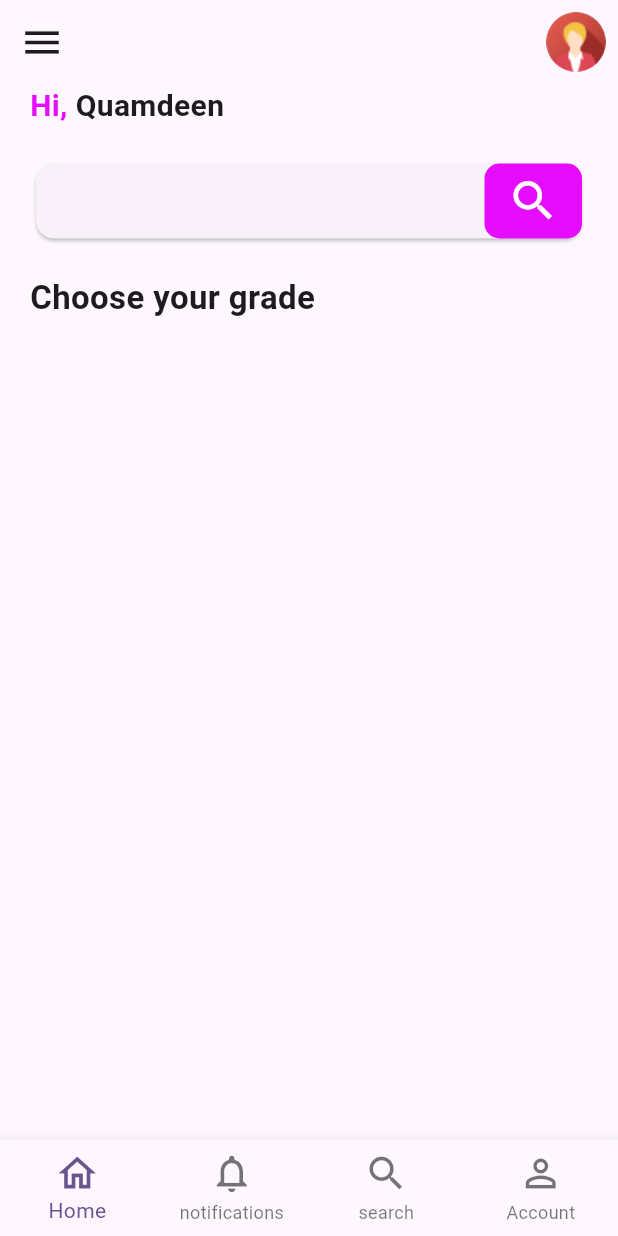
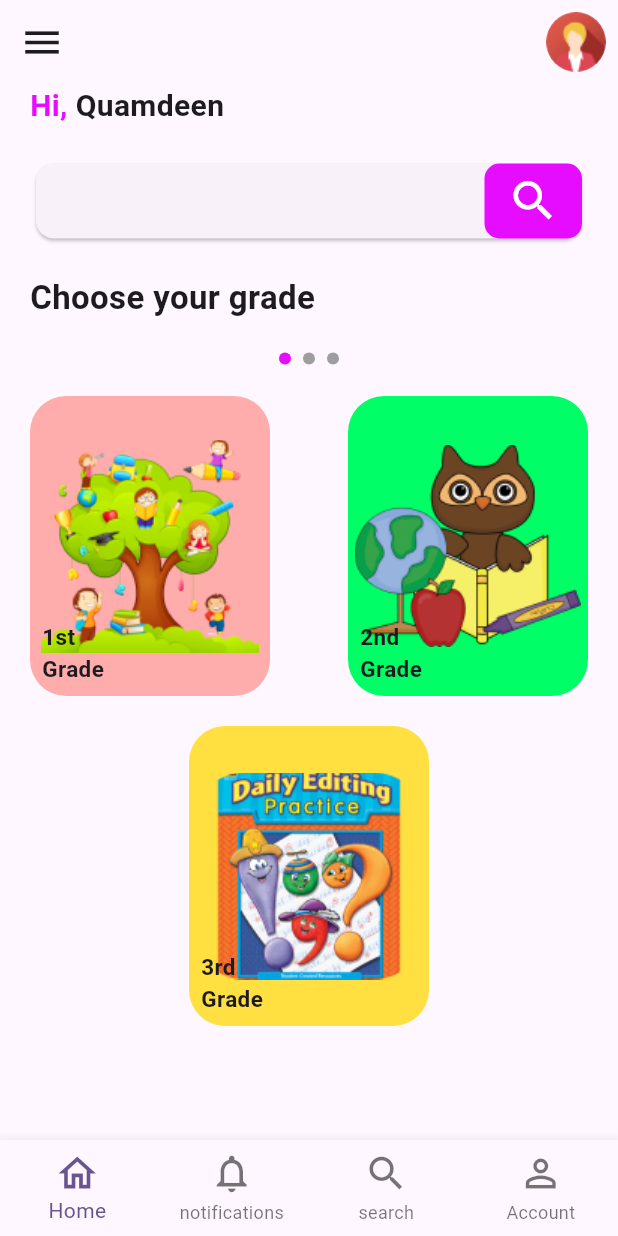
Before and after one commit to Hutty10/bjayedu, a Flutter app: the SignUp screen opened by its route, after a tap on "Sign up", on a phone screen of 412 x 824 dp. Run offline on Flutter 3.47's test engine with Material 2 defaults, Android fonts, the phone set to English and light mode, and no system bars; our stand-ins replace flutter_riverpod, go_router.

Commit message:
home page

```diff
--- a/lib/views/home/home.dart
+++ b/lib/views/home/home.dart
@@ -1,5 +1,8 @@
 import 'package:flutter/material.dart';
 import 'package:flutter_riverpod/flutter_riverpod.dart';
+
+import '../../widgets/greetings.dart';
+import '../../widgets/home_pageview.dart';
 
 class HomeView extends ConsumerWidget {
   const HomeView({super.key});
@@ -50,50 +53,9 @@ class HomeView extends ConsumerWidget {
             ),
           ),
           const SizedBox(height: 20),
-          // SizedBox(
-          //   height: 400,
-          //   child: PageView.builder(
-          //     itemCount: 3,
-          //     itemBuilder: (context, index) {
-          //       return GridView.builder(
-          //         gridDelegate: gridDelegate,
-          //         itemBuilder: itemBuilder,
-          //       );
-          //     },
-          //   ),
-          // ),
+          const PageViewWithIndicator()
         ],
       ),
     );
   }
 }
-
-class Greatings extends StatelessWidget {
-  const Greatings({
-    super.key,
-  });
-
-  @override
-  Widget build(BuildContext context) {
-    return const Row(
-      children: [
-        Text(
-          'Hi, ',
-          style: TextStyle(
-            color: Color(0xffE60CFF),
-            fontSize: 20,
-            fontWeight: FontWeight.w600,
-          ),
-        ),
-        Text(
-          'Quamdeen',
-          style: TextStyle(
-            // color: Color(0xffE60CFF),
-            fontSize: 20,
-            fontWeight: FontWeight.w600,
-          ),
-        ),
-      ],
-    );
-  }
-}
--- /dev/null
+++ b/lib/widgets/greetings.dart
@@ -0,0 +1,31 @@
+import 'package:flutter/material.dart';
+
+class Greatings extends StatelessWidget {
+  const Greatings({
+    super.key,
+  });
+
+  @override
+  Widget build(BuildContext context) {
+    return const Row(
+      children: [
+        Text(
+          'Hi, ',
+          style: TextStyle(
+            color: Color(0xffE60CFF),
+            fontSize: 20,
+            fontWeight: FontWeight.w600,
+          ),
+        ),
+        Text(
+          'Quamdeen',
+          style: TextStyle(
+            // color: Color(0xffE60CFF),
+            fontSize: 20,
+            fontWeight: FontWeight.w600,
+          ),
+        ),
+      ],
+    );
+  }
+}
--- /dev/null
+++ b/lib/widgets/home_grade_card.dart
@@ -0,0 +1,40 @@
+import 'package:flutter/material.dart';
+
+class HomeGradCard extends StatelessWidget {
+  const HomeGradCard({
+    super.key,
+    required this.color,
+    required this.grade,
+    required this.image,
+  });
+  final String image;
+  final String grade;
+  final Color color;
+
+  @override
+  Widget build(BuildContext context) {
+    return Container(
+      height: 200,
+      width: 160,
+      padding: const EdgeInsets.all(8),
+      decoration: BoxDecoration(
+        color: color,
+        borderRadius: BorderRadius.circular(24),
+        image: DecorationImage(
+          image: AssetImage(image),
+        ),
+      ),
+      child: Align(
+        alignment: AlignmentDirectional.bottomStart,
+        child: Text(
+          '$grade\nGrade',
+          textAlign: TextAlign.start,
+          style: const TextStyle(
+            fontSize: 15,
+            fontWeight: FontWeight.w700,
+          ),
+        ),
+      ),
+    );
+  }
+}
--- /dev/null
+++ b/lib/widgets/home_pageview.dart
@@ -0,0 +1,167 @@
+import 'package:flutter/material.dart';
+import 'package:flutter_riverpod/flutter_riverpod.dart';
+
+import 'home_grade_card.dart';
+
+class PageViewWithIndicator extends ConsumerStatefulWidget {
+  const PageViewWithIndicator({super.key});
+
+  @override
+  ConsumerState<ConsumerStatefulWidget> createState() =>
+      _PageViewWithIndicatorState();
+}
+
+class _PageViewWithIndicatorState extends ConsumerState<PageViewWithIndicator> {
+  int _currentPage = 0;
+  late PageController _pageController;
+  final int _totalPages = 3;
+  @override
+  void initState() {
+    super.initState();
+    _pageController = PageController(initialPage: _currentPage);
+  }
+
+  @override
+  void dispose() {
+    _pageController.dispose();
+    super.dispose();
+  }
+
+  @override
+  Widget build(BuildContext context) {
+    return Column(
+      children: [
+        SizedBox(
+          height: 10,
+          child: ListView.separated(
+            shrinkWrap: true,
+            scrollDirection: Axis.horizontal,
+            itemCount: _totalPages,
+            itemBuilder: (_, index) {
+              return Indicator(active: _currentPage == index);
+            },
+            separatorBuilder: (_, __) => const SizedBox(width: 8),
+          ),
+        ),
+        const SizedBox(height: 20),
+        SizedBox(
+          height: 420,
+          child: PageView(
+            // itemCount: _totalPages,
+            onPageChanged: (value) => setState(
+              () {
+                _currentPage = value;
+              },
+            ),
+            children: const [
+              GradwCards(
+                children: [
+                  HomeGradCard(
+                    color: Color(0xffFFACAC),
+                    image: 'assets/images/1st.png',
+                    grade: '1st',
+                  ),
+                  HomeGradCard(
+                    color: Color(0xff00FF66),
+                    image: 'assets/images/2nd.png',
+                    grade: '2nd',
+                  ),
+                  HomeGradCard(
+                    color: Color(0xffFFE040),
+                    image: 'assets/images/3rd.png',
+                    grade: '3rd',
+                  ),
+                ],
+              ),
+              GradwCards(
+                children: [
+                  HomeGradCard(
+                    color: Color(0xffE60CFF),
+                    image: 'assets/images/4th.png',
+                    grade: '4th',
+                  ),
+                  HomeGradCard(
+                    color: Color(0xff75FFF7),
+                    image: 'assets/images/5th.png',
+                    grade: '4th',
+                  ),
+                  HomeGradCard(
+                    color: Color(0xff90A56E),
+                    image: 'assets/images/6th.png',
+                    grade: '6th',
+                  ),
+                ],
+              ),
+              GradwCards(
+                children: [
+                  HomeGradCard(
+                    color: Color(0xffFF007A),
+                    image: 'assets/images/7th.png',
+                    grade: '7th',
+                  ),
+                  HomeGradCard(
+                    color: Color(0xffA975FF),
+                    image: 'assets/images/8th.png',
+                    grade: '8th',
+                  ),
+                  HomeGradCard(
+                    color: Color(0xffA8FF1A),
+                    image: 'assets/images/9th.png',
+                    grade: '9th',
+                  ),
+                ],
+              ),
+            ],
+          ),
+        ),
+      ],
+    );
+  }
+}
+
+class Indicator extends StatelessWidget {
+  const Indicator({
+    super.key,
+    this.active = false,
+  });
+  final bool active;
+
+  @override
+  Widget build(BuildContext context) {
+    return Container(
+      height: 8,
+      width: 8,
+      decoration: BoxDecoration(
+        color: active ? const Color(0xffE60CFF) : Colors.grey,
+        shape: BoxShape.circle,
+      ),
+    );
+  }
+}
+
+class GradwCards extends StatelessWidget {
+  const GradwCards({super.key, required this.children});
+  final List<Widget> children;
+
+  @override
+  Widget build(BuildContext context) {
+    return Column(
+      mainAxisAlignment: MainAxisAlignment.spaceBetween,
+      children: [
+        Row(
+          mainAxisAlignment: MainAxisAlignment.spaceBetween,
+          children: [
+            children[0],
+            children[1],
+          ],
+        ),
+        Row(
+          mainAxisAlignment: MainAxisAlignment.center,
+          children: [
+            children[2],
+          ],
+        )
+      ],
+    );
+  }
+}
```
Also changed, not shown: lib/views/get_started.dart (+0 -13 lines), lib/widgets/models/home_grade_card.dart (added, +60 -0 lines), assets/images/1st.png (added), assets/images/2nd.png (added), assets/images/3rd.png (added), assets/images/4th.png (added), assets/images/5th.png (added), assets/images/6th.png (added), assets/images/7th.png (added), assets/images/8th.png (added), assets/images/9th.png (added), assets/images/getstarted_background.svg (deleted), assets/images/login_background.svg (deleted).
